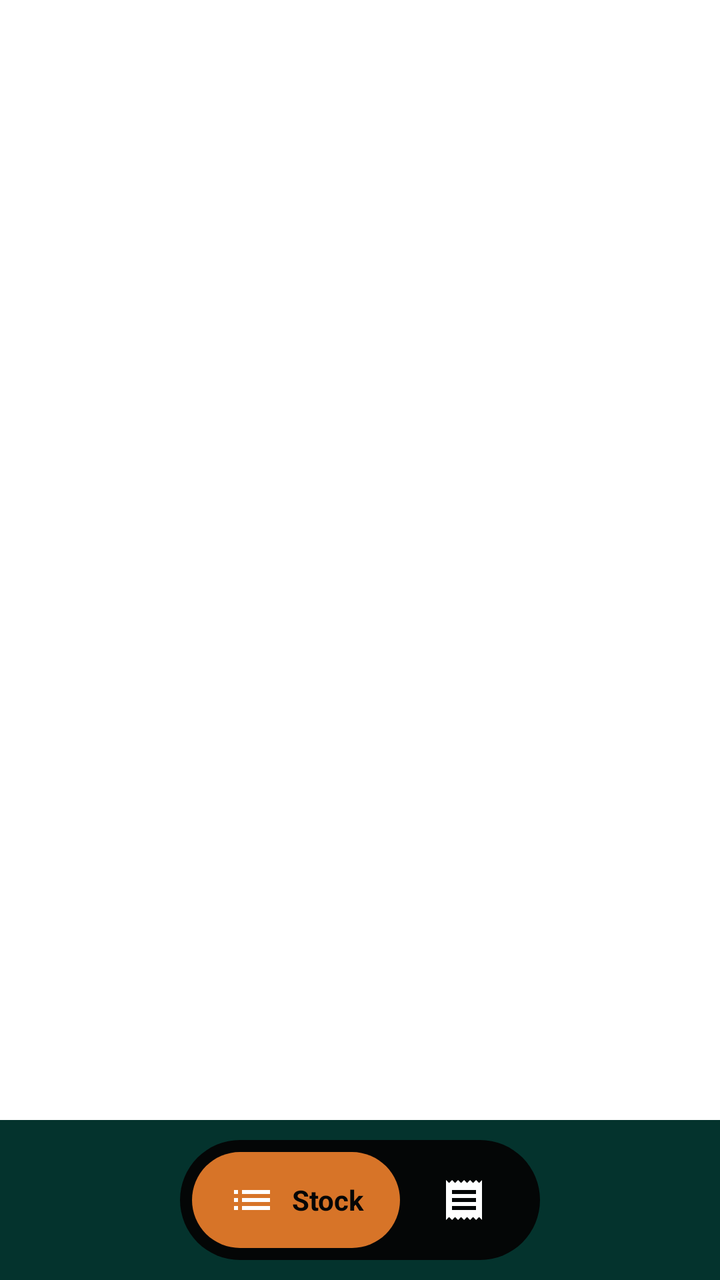
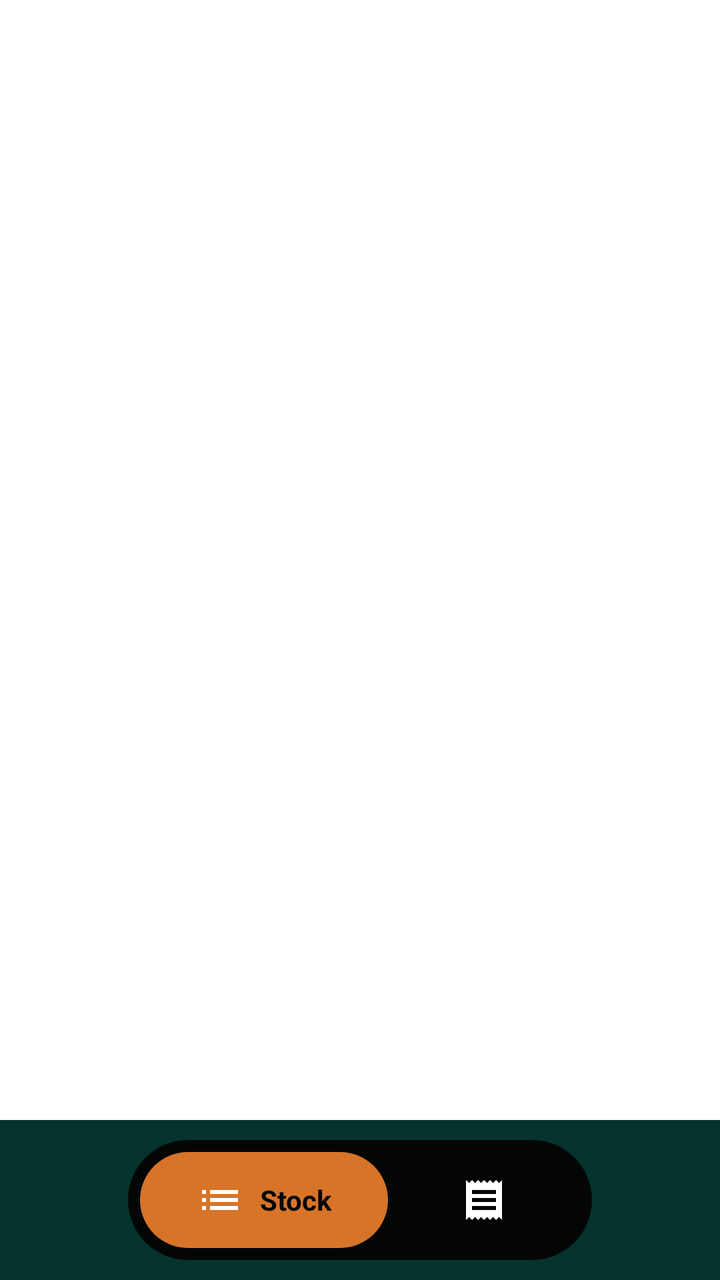

Screens rendered from an Android XML layout before and after an edit, with the pre-edit source and the edit as a unified diff.
<!-- AndroidManifest.xml: application theme Theme.StockSense -->
<!-- res/layout/activity_main.xml -->
<?xml version="1.0" encoding="utf-8"?>
<LinearLayout xmlns:android="http://schemas.android.com/apk/res/android"
    android:layout_width="match_parent"
    android:layout_height="match_parent"
    android:fitsSystemWindows="true"
    android:orientation="vertical"
    android:background="@color/stocksense_dark">

    
    <FrameLayout
        android:id="@+id/fragment_container"
        android:layout_width="match_parent"
        android:layout_height="0dp"
        android:layout_weight="1"
        android:background="@color/white" />

    
    <LinearLayout
        android:layout_width="match_parent"
        android:layout_height="wrap_content"
        android:background="@color/stocksense_dark"
        android:gravity="center"
        android:orientation="horizontal"
        android:padding="10dp">

        
        <LinearLayout
            android:layout_width="wrap_content"
            android:layout_height="wrap_content"
            android:background="@drawable/bg_nav_pill"
            android:orientation="horizontal"
            android:padding="6dp">

            
            <LinearLayout
                android:id="@+id/navStock"
                android:layout_width="wrap_content"
                android:layout_height="48dp"
                android:background="@drawable/bg_nav_selected"
                android:clickable="true"
                android:focusable="true"
                android:gravity="center"
                android:minWidth="64dp"
                android:orientation="horizontal"
                android:paddingStart="18dp"
                android:paddingEnd="18dp">

                <ImageView
                    android:id="@+id/ivNavStock"
                    android:layout_width="24dp"
                    android:layout_height="24dp"
                    android:contentDescription="@string/nav_stock"
                    android:src="@drawable/ic_nav_stock" />

                <TextView
                    android:id="@+id/tvNavStock"
                    android:layout_width="wrap_content"
                    android:layout_height="wrap_content"
                    android:layout_marginStart="8dp"
                    android:text="@string/nav_stock"
                    android:textColor="@color/stocksense_text"
                    android:textStyle="bold" />
            </LinearLayout>

            
            <LinearLayout
                android:id="@+id/navSales"
                android:layout_width="wrap_content"
                android:layout_height="48dp"
                android:clickable="true"
                android:focusable="true"
                android:gravity="center"
                android:minWidth="64dp"
                android:orientation="horizontal"
                android:paddingStart="18dp"
                android:paddingEnd="18dp">

                <ImageView
                    android:id="@+id/ivNavSales"
                    android:layout_width="24dp"
                    android:layout_height="24dp"
                    android:contentDescription="@string/nav_sales"
                    android:src="@drawable/ic_nav_sales" />

                <TextView
                    android:id="@+id/tvNavSales"
                    android:layout_width="wrap_content"
                    android:layout_height="wrap_content"
                    android:layout_marginStart="8dp"
                    android:text="@string/nav_sales"
                    android:textColor="@color/stocksense_text"
                    android:textStyle="bold"
                    android:visibility="gone" />
            </LinearLayout>

        </LinearLayout>
    </LinearLayout>

</LinearLayout>
<!-- resources referenced by this layout -->
<resources>
  <color name="stocksense_dark">#04332D</color>
  <color name="stocksense_text">#040606</color>
  <color name="white">#FFFFFFFF</color>
  <!-- drawable bg_nav_pill (drawable) -->
  <?xml version="1.0" encoding="utf-8"?>
  <shape xmlns:android="http://schemas.android.com/apk/res/android"
      android:shape="rectangle">
      <solid android:color="@color/stocksense_text" />
      <corners android:radius="32dp" />
  </shape>
  <!-- drawable bg_nav_selected (drawable) -->
  <?xml version="1.0" encoding="utf-8"?>
  <shape xmlns:android="http://schemas.android.com/apk/res/android"
      android:shape="rectangle">
      <solid android:color="@color/stocksense_accent" />
      <corners android:radius="28dp" />
  </shape>
  <!-- drawable ic_nav_sales (drawable) -->
  <?xml version="1.0" encoding="utf-8"?>
  <vector xmlns:android="http://schemas.android.com/apk/res/android"
      android:width="24dp"
      android:height="24dp"
      android:viewportWidth="24"
      android:viewportHeight="24">
      <path
          android:fillColor="@android:color/white"
          android:pathData="M18,17H6v-2h12V17zM18,13H6v-2h12V13zM18,9H6V7h12V9zM3,22l1.5,-1.5L6,22l1.5,-1.5L9,22l1.5,-1.5L12,22l1.5,-1.5L15,22l1.5,-1.5L18,22l1.5,-1.5L21,22V2l-1.5,1.5L18,2l-1.5,1.5L15,2l-1.5,1.5L12,2l-1.5,1.5L9,2L7.5,3.5L6,2L4.5,3.5L3,2V22z" />
  </vector>
  <!-- drawable ic_nav_stock (drawable) -->
  <?xml version="1.0" encoding="utf-8"?>
  <vector xmlns:android="http://schemas.android.com/apk/res/android"
      android:width="24dp"
      android:height="24dp"
      android:viewportWidth="24"
      android:viewportHeight="24">
      <path
          android:fillColor="@android:color/white"
          android:pathData="M3,13h2v-2L3,11v2zM3,17h2v-2L3,15v2zM3,9h2L5,7L3,7v2zM7,13h14v-2L7,11v2zM7,17h14v-2L7,15v2zM7,7v2h14L21,7L7,7z" />
  </vector>
  <string name="nav_sales">Sales</string>
  <string name="nav_stock">Stock</string>
  <style name="Theme.StockSense" parent="Base.Theme.StockSense" />
  <color name="stocksense_accent">#D77428</color>
  <style name="Base.Theme.StockSense" parent="Theme.Material3.Light.NoActionBar">
          
          <item name="colorPrimary">@color/stocksense_primary</item>
          <item name="android:forceDarkAllowed" tools:targetApi="q">false</item>
      </style>
  <color name="stocksense_primary">#306D64</color>
</resources>

<!-- the commit's change to res/layout/activity_main.xml (unified diff, before → after) -->
@@ -40,10 +40,10 @@
                 android:clickable="true"
                 android:focusable="true"
                 android:gravity="center"
-                android:minWidth="64dp"
+                android:minWidth="96dp"
                 android:orientation="horizontal"
-                android:paddingStart="18dp"
-                android:paddingEnd="18dp">
+                android:paddingStart="28dp"
+                android:paddingEnd="28dp">
 
                 <ImageView
                     android:id="@+id/ivNavStock"
@@ -70,10 +70,10 @@
                 android:clickable="true"
                 android:focusable="true"
                 android:gravity="center"
-                android:minWidth="64dp"
+                android:minWidth="96dp"
                 android:orientation="horizontal"
-                android:paddingStart="18dp"
-                android:paddingEnd="18dp">
+                android:paddingStart="28dp"
+                android:paddingEnd="28dp">
 
                 <ImageView
                     android:id="@+id/ivNavSales"
